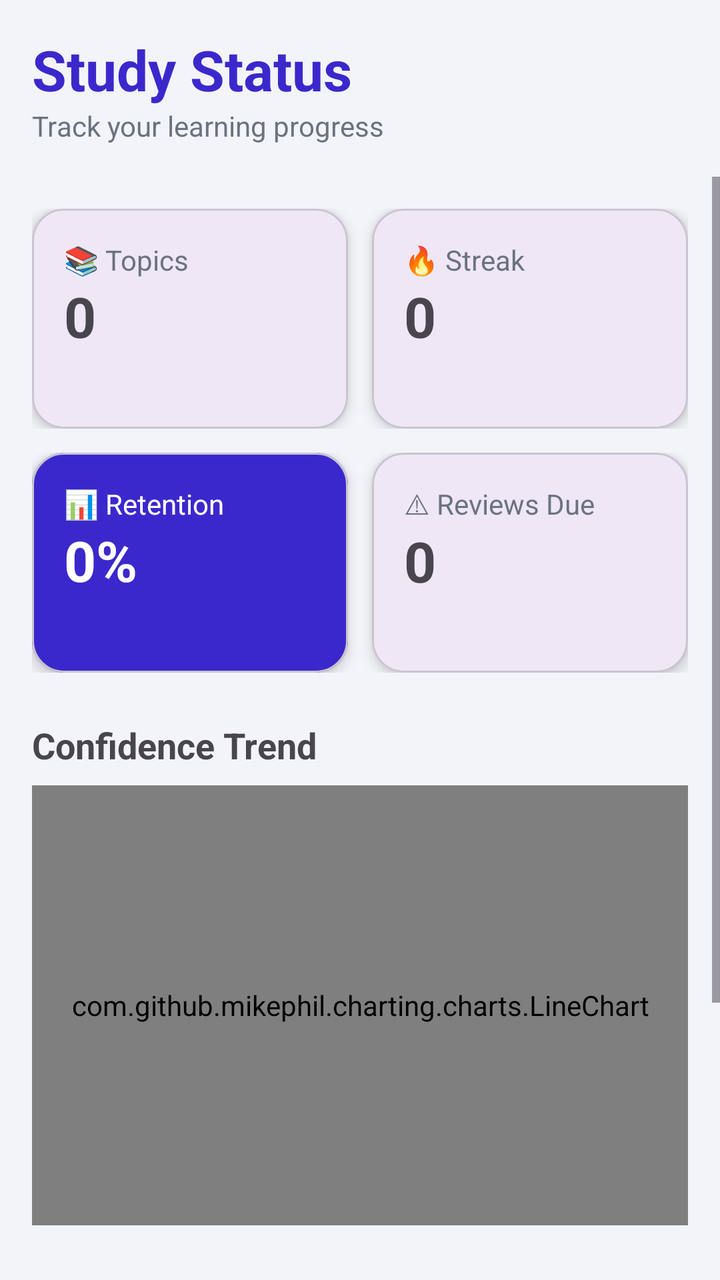
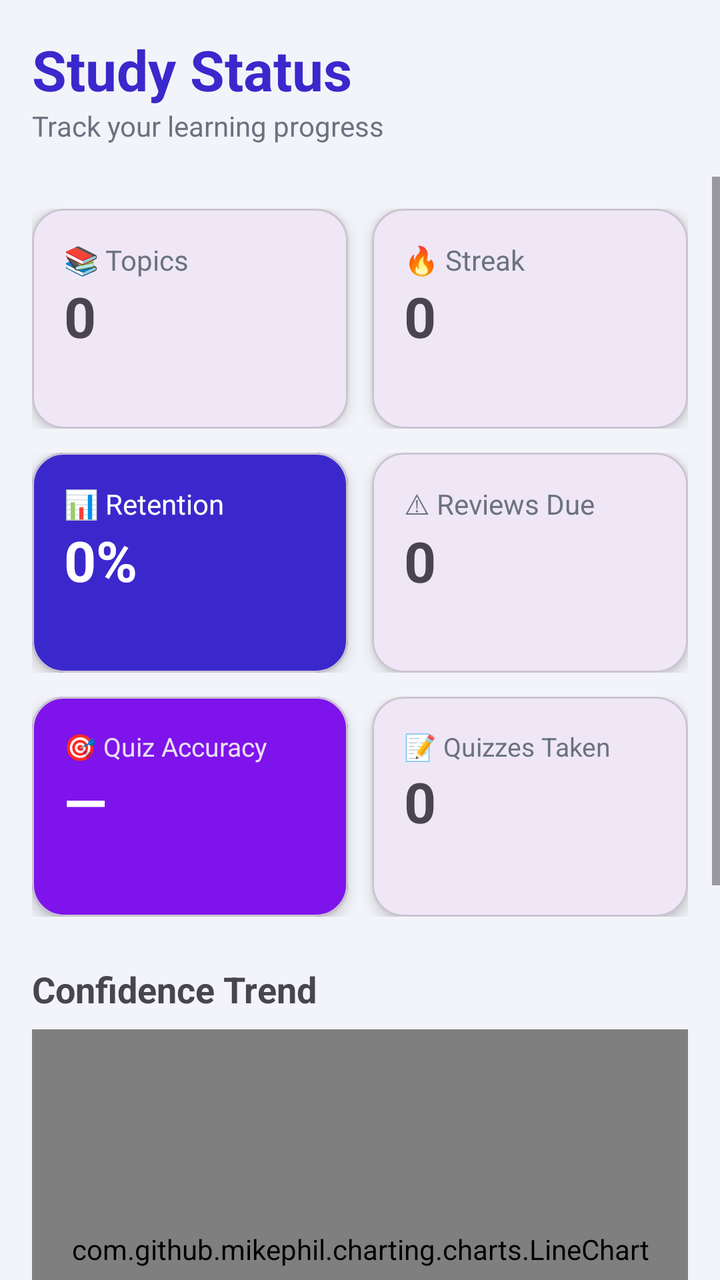

Compare the two renders of this Android layout. The source of the first and the diff that turns it into the second are given below.
<!-- AndroidManifest.xml: application theme Theme.LearnKeep -->
<!-- res/layout/fragment_stats.xml -->
<?xml version="1.0" encoding="utf-8"?>
<androidx.constraintlayout.widget.ConstraintLayout
    xmlns:android="http://schemas.android.com/apk/res/android"
    xmlns:app="http://schemas.android.com/apk/res-auto"
    android:layout_width="match_parent"
    android:layout_height="match_parent"
    android:fitsSystemWindows="true"
    android:background="#F3F4F9">

    
    <LinearLayout
        android:id="@+id/header"
        android:layout_width="match_parent"
        android:layout_height="wrap_content"
        android:orientation="vertical"
        android:padding="16dp"
        app:layout_constraintTop_toTopOf="parent">

        <TextView
            android:layout_width="wrap_content"
            android:layout_height="wrap_content"
            android:text="Study Status"
            android:textSize="28sp"
            android:textStyle="bold"
            android:textColor="#3B28CC"/>

        <TextView
            android:layout_width="wrap_content"
            android:layout_height="wrap_content"
            android:text="Track your learning progress"
            android:textSize="14sp"
            android:textColor="#6B7280"/>

    </LinearLayout>

    
    <ScrollView
        android:layout_width="0dp"
        android:layout_height="0dp"
        app:layout_constraintTop_toBottomOf="@id/header"
        app:layout_constraintBottom_toBottomOf="parent"
        app:layout_constraintStart_toStartOf="parent"
        app:layout_constraintEnd_toEndOf="parent">

        <LinearLayout
            android:layout_width="match_parent"
            android:layout_height="wrap_content"
            android:orientation="vertical"
            android:padding="16dp">

            
            <LinearLayout
                android:layout_width="match_parent"
                android:layout_height="wrap_content"
                android:orientation="horizontal">

                
                <com.google.android.material.card.MaterialCardView
                    android:layout_width="0dp"
                    android:layout_height="110dp"
                    android:layout_weight="1"
                    app:cardCornerRadius="16dp"
                    app:cardElevation="4dp">

                    <LinearLayout
                        android:layout_width="match_parent"
                        android:layout_height="match_parent"
                        android:orientation="vertical"
                        android:padding="16dp">

                        <TextView
                            android:layout_width="wrap_content"
                            android:layout_height="wrap_content"
                            android:text="📚 Topics"
                            android:textSize="14sp"
                            android:textColor="#6B7280"/>

                        <TextView
                            android:id="@+id/txtTopicsCount"
                            android:layout_width="wrap_content"
                            android:layout_height="wrap_content"
                            android:text="0"
                            android:textSize="28sp"
                            android:textStyle="bold"/>
                    </LinearLayout>
                </com.google.android.material.card.MaterialCardView>

                
                <com.google.android.material.card.MaterialCardView
                    android:layout_width="0dp"
                    android:layout_height="110dp"
                    android:layout_weight="1"
                    android:layout_marginStart="12dp"
                    app:cardCornerRadius="16dp"
                    app:cardElevation="4dp">

                    <LinearLayout
                        android:layout_width="match_parent"
                        android:layout_height="match_parent"
                        android:orientation="vertical"
                        android:padding="16dp">

                        <TextView
                            android:layout_width="wrap_content"
                            android:layout_height="wrap_content"
                            android:text="🔥 Streak"
                            android:textSize="14sp"
                            android:textColor="#6B7280"/>

                        <TextView
                            android:id="@+id/txtStreak"
                            android:layout_width="wrap_content"
                            android:layout_height="wrap_content"
                            android:text="0"
                            android:textSize="28sp"
                            android:textStyle="bold"/>
                    </LinearLayout>
                </com.google.android.material.card.MaterialCardView>

            </LinearLayout>

            
            <LinearLayout
                android:layout_width="match_parent"
                android:layout_height="wrap_content"
                android:orientation="horizontal"
                android:layout_marginTop="12dp">

                
                <com.google.android.material.card.MaterialCardView
                    android:layout_width="0dp"
                    android:layout_height="110dp"
                    android:layout_weight="1"
                    app:cardCornerRadius="16dp"
                    app:cardElevation="4dp"
                    app:cardBackgroundColor="#3B28CC">

                    <LinearLayout
                        android:layout_width="match_parent"
                        android:layout_height="match_parent"
                        android:orientation="vertical"
                        android:padding="16dp">

                        <TextView
                            android:layout_width="wrap_content"
                            android:layout_height="wrap_content"
                            android:text="📊 Retention"
                            android:textSize="14sp"
                            android:textColor="#FFFFFF"/>

                        <TextView
                            android:id="@+id/txtRetention"
                            android:layout_width="wrap_content"
                            android:layout_height="wrap_content"
                            android:text="0%"
                            android:textSize="28sp"
                            android:textColor="#FFFFFF"
                            android:textStyle="bold"/>
                    </LinearLayout>
                </com.google.android.material.card.MaterialCardView>

                
                <com.google.android.material.card.MaterialCardView
                    android:layout_width="0dp"
                    android:layout_height="110dp"
                    android:layout_weight="1"
                    android:layout_marginStart="12dp"
                    app:cardCornerRadius="16dp"
                    app:cardElevation="4dp">

                    <LinearLayout
                        android:layout_width="match_parent"
                        android:layout_height="match_parent"
                        android:orientation="vertical"
                        android:padding="16dp">

                        <TextView
                            android:layout_width="wrap_content"
                            android:layout_height="wrap_content"
                            android:text="⚠ Reviews Due"
                            android:textSize="14sp"
                            android:textColor="#6B7280"/>

                        <TextView
                            android:id="@+id/txtReviewsDue"
                            android:layout_width="wrap_content"
                            android:layout_height="wrap_content"
                            android:text="0"
                            android:textSize="28sp"
                            android:textStyle="bold"/>

                    </LinearLayout>
                </com.google.android.material.card.MaterialCardView>
            </LinearLayout>

            
            <TextView
                android:layout_width="wrap_content"
                android:layout_height="wrap_content"
                android:text="Confidence Trend"
                android:textSize="18sp"
                android:textStyle="bold"
                android:layout_marginTop="24dp"/>

            
            <com.github.mikephil.charting.charts.LineChart
                android:id="@+id/chart"
                android:layout_width="match_parent"
                android:layout_height="220dp"
                android:layout_marginTop="8dp"/>

            
            <TextView
                android:layout_width="wrap_content"
                android:layout_height="wrap_content"
                android:text="Weak Subjects"
                android:textSize="18sp"
                android:textStyle="bold"
                android:layout_marginTop="24dp"/>

            <TextView
                android:id="@+id/txtWeakSubjects"
                android:layout_width="wrap_content"
                android:layout_height="wrap_content"
                android:text="None"
                android:textSize="16sp"
                android:layout_marginTop="4dp"/>

            
            <TextView
                android:layout_width="wrap_content"
                android:layout_height="wrap_content"
                android:text="Strong Subjects"
                android:textSize="18sp"
                android:textStyle="bold"
                android:layout_marginTop="16dp"/>

            <TextView
                android:id="@+id/txtStrongSubjects"
                android:layout_width="wrap_content"
                android:layout_height="wrap_content"
                android:text="None"
                android:textSize="16sp"
                android:layout_marginTop="4dp"/>

            <TextView
                android:layout_width="wrap_content"
                android:layout_height="wrap_content"
                android:text="Review Schedule"
                android:textSize="18sp"
                android:textStyle="bold"
                android:layout_marginTop="24dp"/>

            <androidx.recyclerview.widget.RecyclerView
                android:id="@+id/recyclerReview"
                android:layout_width="match_parent"
                android:layout_height="wrap_content"
                android:layout_marginTop="8dp"/>

        </LinearLayout>
    </ScrollView>
</androidx.constraintlayout.widget.ConstraintLayout>
<!-- resources referenced by this layout -->
<resources>
  <style name="Theme.LearnKeep" parent="Base.Theme.LearnKeep" />
  <style name="Base.Theme.LearnKeep" parent="Theme.Material3.DayNight.NoActionBar">
          
          
      </style>
</resources>

<!-- the commit's change to res/layout/fragment_stats.xml (unified diff, before → after) -->
@@ -194,6 +194,74 @@
             </LinearLayout>
 
             
+            <LinearLayout
+                android:layout_width="match_parent"
+                android:layout_height="wrap_content"
+                android:orientation="horizontal"
+                android:layout_marginTop="12dp">
+
+                
+                <com.google.android.material.card.MaterialCardView
+                    android:layout_width="0dp"
+                    android:layout_height="110dp"
+                    android:layout_weight="1"
+                    app:cardCornerRadius="16dp"
+                    app:cardElevation="4dp"
+                    app:cardBackgroundColor="#7F13EC">
+                    <LinearLayout
+                        android:layout_width="match_parent"
+                        android:layout_height="match_parent"
+                        android:orientation="vertical"
+                        android:padding="16dp">
+                        <TextView
+                            android:layout_width="wrap_content"
+                            android:layout_height="wrap_content"
+                            android:text="🎯 Quiz Accuracy"
+                            android:textSize="13sp"
+                            android:textColor="#E9DFEF"/>
+                        <TextView
+                            android:id="@+id/txtAvgScore"
+                            android:layout_width="wrap_content"
+                            android:layout_height="wrap_content"
+                            android:text="—"
+                            android:textSize="28sp"
+                            android:textColor="#FFFFFF"
+                            android:textStyle="bold"/>
+                    </LinearLayout>
+                </com.google.android.material.card.MaterialCardView>
+
+                
+                <com.google.android.material.card.MaterialCardView
+                    android:layout_width="0dp"
+                    android:layout_height="110dp"
+                    android:layout_weight="1"
+                    android:layout_marginStart="12dp"
+                    app:cardCornerRadius="16dp"
+                    app:cardElevation="4dp">
+                    <LinearLayout
+                        android:layout_width="match_parent"
+                        android:layout_height="match_parent"
+                        android:orientation="vertical"
+                        android:padding="16dp">
+                        <TextView
+                            android:layout_width="wrap_content"
+                            android:layout_height="wrap_content"
+                            android:text="📝 Quizzes Taken"
+                            android:textSize="13sp"
+                            android:textColor="#6B7280"/>
+                        <TextView
+                            android:id="@+id/txtTestsTaken"
+                            android:layout_width="wrap_content"
+                            android:layout_height="wrap_content"
+                            android:text="0"
+                            android:textSize="28sp"
+                            android:textStyle="bold"/>
+                    </LinearLayout>
+                </com.google.android.material.card.MaterialCardView>
+
+            </LinearLayout>
+
+            
             <TextView
                 android:layout_width="wrap_content"
                 android:layout_height="wrap_content"
